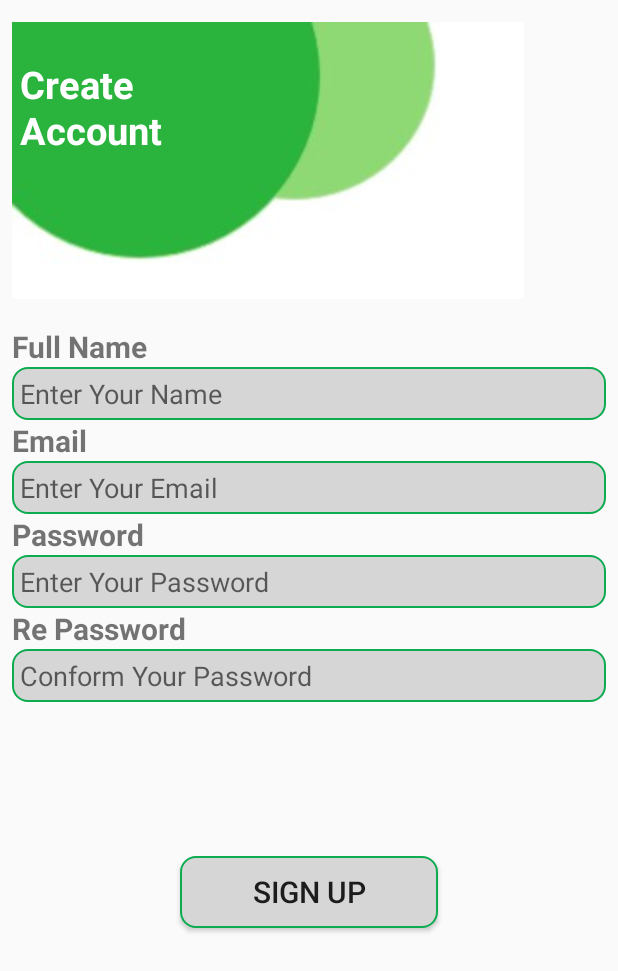
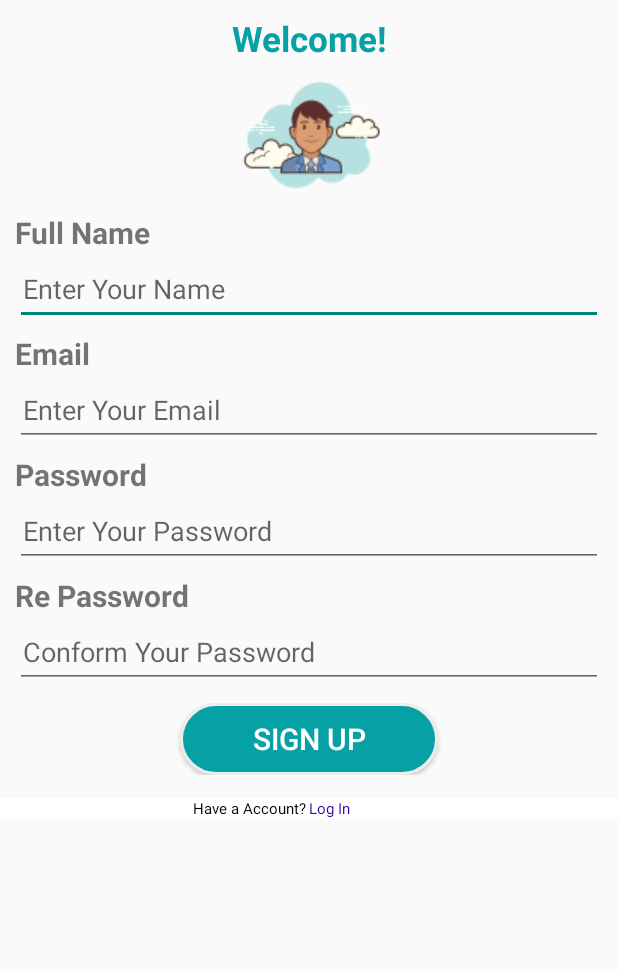
Before and after one commit to JaniduChamika/Mobile-home-account-asistant, an Android app: the layout registration.xml on its own in the app's theme, with its tools: preview values and no code run, on a phone screen of 412 x 824 dp. Shown: the top 971 px of the screen. Run offline under Robolectric (Android 15) with nearby library versions, the light colour scheme and no system bars.

Commit message:
update login registration janidu v1

```diff
--- a/Haa/app/src/main/AndroidManifest.xml
+++ b/Haa/app/src/main/AndroidManifest.xml
@@ -14,7 +14,7 @@
         android:theme="@style/Theme.Haa"
         tools:targetApi="31">
         <activity
-            android:name=".MainActivity"
+            android:name=".LoginInterface"
             android:exported="true">
             <intent-filter>
                 <action android:name="android.intent.action.MAIN" />
@@ -22,6 +22,8 @@
                 <category android:name="android.intent.category.LAUNCHER" />
             </intent-filter>
         </activity>
+        <activity android:name=".Registration"></activity>
+        <activity android:name=".MainActivity"></activity>
 
     </application>
 
--- a/Haa/app/src/main/res/drawable/edittext1_background.xml
+++ b/Haa/app/src/main/res/drawable/edittext1_background.xml
@@ -3,7 +3,7 @@
 
     <item>
         <shape android:shape="rectangle">
-            <stroke android:width="1dp" android:color="#0DAC50"/>
+            <stroke android:width="1dp" android:color="#e3e3e3"/>
             <corners android:radius="10dp"/>
         </shape>
     </item>
--- a/Haa/app/src/main/res/layout/registration.xml
+++ b/Haa/app/src/main/res/layout/registration.xml
@@ -3,13 +3,26 @@
     xmlns:app="http://schemas.android.com/apk/res-auto"
     android:layout_width="match_parent"
     android:layout_height="match_parent"
-    android:orientation="vertical"
-    android:padding="8dp">
+    android:orientation="vertical">
+
+    <ScrollView
+        android:layout_width="match_parent"
+        android:layout_height="match_parent">
 
         <LinearLayout
             android:layout_width="match_parent"
-        android:layout_height="209dp"
-        android:orientation="vertical">
+            android:layout_height="match_parent"
+            android:orientation="vertical"
+            android:paddingVertical="10dp">
+
+            <TextView
+                android:layout_width="match_parent"
+                android:layout_height="wrap_content"
+                android:gravity="center"
+                android:text="Welcome!"
+                android:textColor="@color/light_blue_theam"
+                android:textSize="23sp"
+                android:textStyle="bold" />
 
             <FrameLayout
                 android:layout_width="match_parent"
@@ -17,39 +30,18 @@
 
                 <ImageView
                     android:id="@+id/imageView"
-                android:layout_width="341dp"
-                android:layout_height="198dp"
-                app:srcCompat="@drawable/_234" />
+                    android:layout_width="match_parent"
+                    android:layout_height="100dp"
+                    android:scaleType="center"
+                    app:srcCompat="@drawable/manager_100" />
 
-            <TextView
-                android:id="@+id/textView11"
-                android:layout_width="wrap_content"
-                android:layout_height="wrap_content"
-                android:text="Create"
-                android:layout_marginTop="25sp"
-                android:textColor="@color/white"
-                android:padding="5dp"
-                android:textSize="25sp"
-                android:textStyle="bold"/>
-
-            <TextView
-                android:id="@+id/textView15"
-                android:layout_width="wrap_content"
-                android:layout_height="wrap_content"
-                android:layout_marginTop="56dp"
-                android:textColor="@color/white"
-                android:padding="5dp"
-                android:text="Account"
-                android:textSize="25sp"
-                android:textStyle="bold" />
             </FrameLayout>
-
-    </LinearLayout>
 
             <LinearLayout
                 android:layout_width="match_parent"
-        android:layout_height="353dp"
-        android:orientation="vertical">
+                android:layout_height="wrap_content"
+                android:orientation="vertical"
+                android:paddingHorizontal="10dp">
 
                 <TextView
                     android:id="@+id/textView2"
@@ -57,17 +49,18 @@
                     android:layout_height="wrap_content"
                     android:text="Full Name"
                     android:textSize="20sp"
-            android:textStyle="bold"/>
+                    android:textStyle="bold" />
 
                 <EditText
                     android:id="@+id/editTextTextPersonName"
                     android:layout_width="match_parent"
                     android:layout_height="wrap_content"
+                    android:layout_marginBottom="5dp"
                     android:ems="10"
+                    android:hint="Enter Your Name"
                     android:inputType="textPersonName"
-            android:hint="Enter Your Name"
-            android:background="@drawable/edittext_background"
-            android:padding="5dp"/>
+                    android:minHeight="48dp"
+                    android:padding="5dp" />
 
                 <TextView
                     android:id="@+id/textView4"
@@ -75,17 +68,18 @@
                     android:layout_height="wrap_content"
                     android:text="Email"
                     android:textSize="20sp"
-            android:textStyle="bold"/>
+                    android:textStyle="bold" />
 
                 <EditText
                     android:id="@+id/editTextTextPersonName2"
                     android:layout_width="match_parent"
                     android:layout_height="wrap_content"
+                    android:layout_marginBottom="5dp"
                     android:ems="10"
-            android:inputType="textPersonName"
                     android:hint="Enter Your Email"
-            android:background="@drawable/edittext_background"
-            android:padding="5dp"/>
+                    android:inputType="textEmailAddress"
+                    android:minHeight="48dp"
+                    android:padding="5dp" />
 
                 <TextView
                     android:id="@+id/textView6"
@@ -93,17 +87,18 @@
                     android:layout_height="wrap_content"
                     android:text="Password"
                     android:textSize="20sp"
-            android:textStyle="bold"/>
+                    android:textStyle="bold" />
 
                 <EditText
                     android:id="@+id/editTextTextPersonName5"
                     android:layout_width="match_parent"
                     android:layout_height="wrap_content"
+                    android:layout_marginBottom="5dp"
                     android:ems="10"
-            android:inputType="textPersonName"
                     android:hint="Enter Your Password"
-            android:background="@drawable/edittext_background"
-            android:padding="5dp"/>
+                    android:inputType="textPassword"
+                    android:minHeight="48dp"
+                    android:padding="5dp" />
 
                 <TextView
                     android:id="@+id/textView7"
@@ -111,17 +106,18 @@
                     android:layout_height="wrap_content"
                     android:text="Re Password"
                     android:textSize="20sp"
-            android:textStyle="bold"/>
+                    android:textStyle="bold" />
 
                 <EditText
                     android:id="@+id/editTextTextPersonName6"
                     android:layout_width="match_parent"
                     android:layout_height="wrap_content"
+                    android:layout_marginBottom="10dp"
                     android:ems="10"
-            android:inputType="textPersonName"
                     android:hint="Conform Your Password"
-            android:background="@drawable/edittext_background"
-            android:padding="5dp"/>
+                    android:inputType="textPassword"
+                    android:minHeight="48dp"
+                    android:padding="5dp" />
             </LinearLayout>
 
             <LinearLayout
@@ -130,12 +126,44 @@
                 android:orientation="vertical">
 
                 <Button
-            android:id="@+id/button"
+                    android:id="@+id/signupButton"
                     android:layout_width="172dp"
                     android:layout_height="wrap_content"
                     android:layout_gravity="center"
-            android:background="@drawable/edittext_background"
+                    android:background="@drawable/default_theam_button"
                     android:text="Sign Up"
+                    android:textColor="@color/white"
                     android:textSize="20sp" />
             </LinearLayout>
+            <LinearLayout
+                android:layout_width="match_parent"
+                android:layout_height="match_parent"
+                android:orientation="horizontal"
+                android:paddingTop="15dp">
+
+                <TextView
+                    android:layout_width="0dp"
+                    android:layout_height="wrap_content"
+                    android:layout_weight="1"
+                    android:background="@color/white"
+                    android:gravity="right"
+                    android:text="Have a Account? "
+                    android:textColor="@color/black"
+                    android:textSize="10sp" />
+
+                <TextView
+                    android:id="@+id/loginText"
+                    android:layout_width="0dp"
+                    android:layout_height="wrap_content"
+                    android:layout_gravity="center"
+                    android:layout_weight="1"
+                    android:background="@color/white"
+                    android:text="Log In"
+                    android:textColor="@color/purple_700"
+                    android:textSize="10sp" />
             </LinearLayout>
+        </LinearLayout>
+
+
+    </ScrollView>
+</LinearLayout>
```
Also changed, not shown: Haa/app/src/main/java/com/example/haa/LoginInterface.kt (+20 -1 lines), Haa/app/src/main/java/com/example/haa/Registration.kt (+23 -0 lines), Haa/app/src/main/res/layout/login_interface.xml (+73 -73 lines), Haa/app/src/main/res/drawable/manager_100.png (added). Lines whose indentation alone changed are shown as unchanged.
